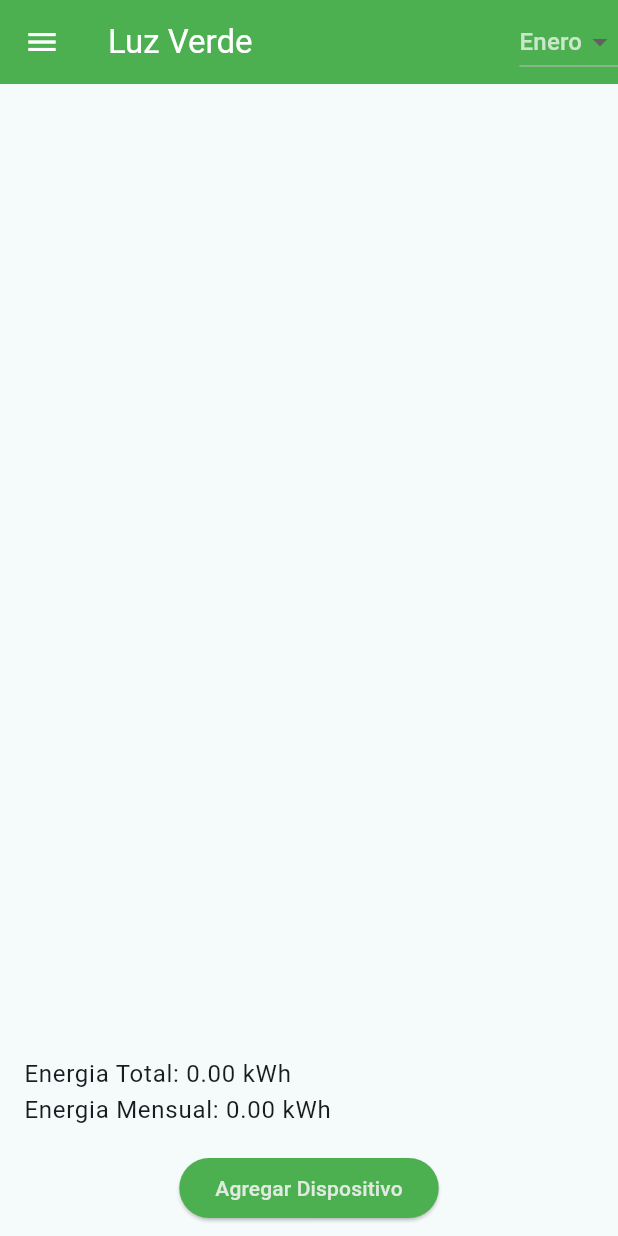
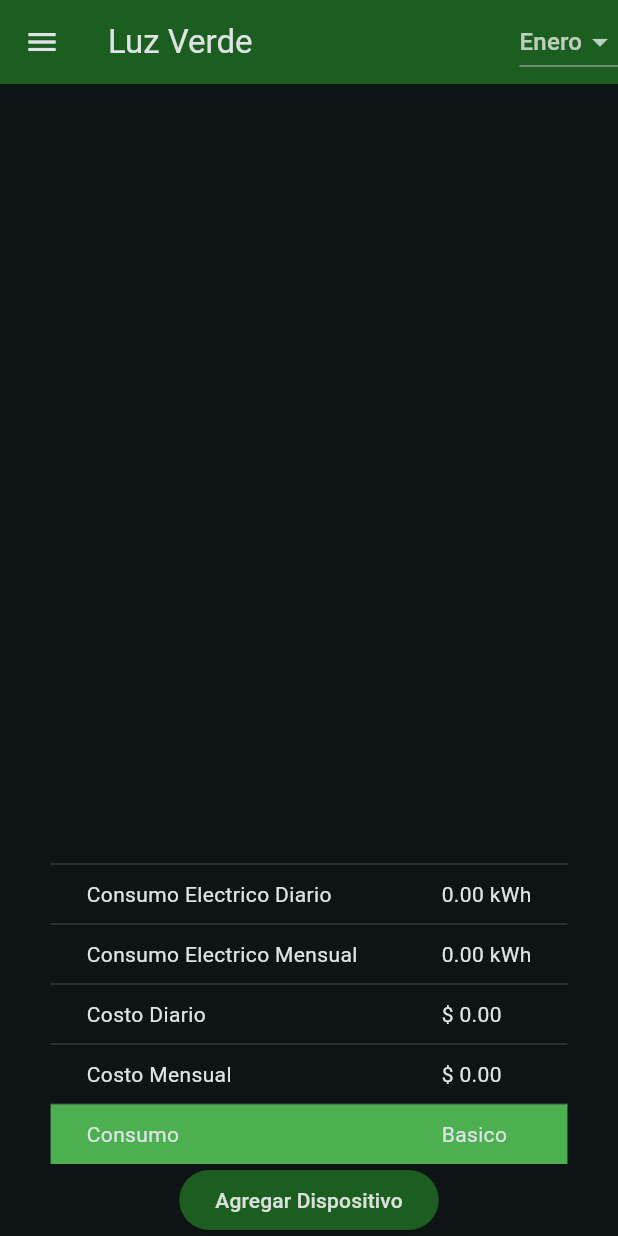
Before and after one commit to ElEdwinJSH/luz_verde_proyecto, a Flutter app: the screen it shows after launch, on a phone screen of 412 x 824 dp. Run offline on Flutter 3.47's test engine with Material 2 defaults, Android fonts, the phone set to English and light mode, and no system bars; our stand-ins replace flutter_slidable, sqflite, video_player; accounts and stored records are empty.

Commit message:
Costo Tarifas Listo

```diff
--- a/lib/providers/change_theme_provider.dart
+++ b/lib/providers/change_theme_provider.dart
@@ -1,7 +1,7 @@
 import 'package:flutter/cupertino.dart';
 
 class ChangeTheme with ChangeNotifier {
-  bool _isdarktheme = false;
+  bool _isdarktheme = true;
 
   bool get isdarktheme => _isdarktheme;
 
--- a/lib/screens/agregar_dispositivo_screen.dart
+++ b/lib/screens/agregar_dispositivo_screen.dart
@@ -107,8 +107,8 @@ class _AgregarDispositivoScreenState extends State<AgregarDispositivoScreen> {
                       final potencia = int.parse(_potenciaController.text);
                       final horasAlDia =
                           double.parse(_horasAlDiaController.text);
-                      final energiaDia =
-                          (potencia * horasAlDia) / 1000; // Convertir a kWh
+                      final energiaDia = (potencia * horasAlDia * cantidad) /
+                          1000; // Convertir a kWh
                       final nuevaCarga = CargaElectrica(
                         elemento: elemento,
                         cantidad: cantidad,
--- a/lib/screens/calculadora_screen.dart
+++ b/lib/screens/calculadora_screen.dart
@@ -1,10 +1,9 @@
-import 'dart:ffi';
-
+import 'dart:convert';
 import 'package:flutter/material.dart';
 import 'package:luz_verde_proyecto/providers/change_theme_provider.dart';
 import 'package:luz_verde_proyecto/providers/list_carga_electrica.dart';
 import 'package:luz_verde_proyecto/screens/agregar_dispositivo_screen.dart';
-import 'package:path/path.dart';
+
 import '../widgets/carga_item.dart';
 import 'package:provider/provider.dart';
 import '../widgets/widgets.dart';
@@ -21,9 +20,63 @@ class CalculadoraScreen extends StatefulWidget {
 class _CalculadoraScreenState extends State<CalculadoraScreen> {
   @override
   Widget build(BuildContext context) {
+    //providers
     final cargas = Provider.of<ListCargaElectricaProvider>(context);
     final changeTheme = Provider.of<ChangeTheme>(context);
-    double cargaTotal = 0.0;
+
+    //cargas
+    double cargaDiaria = 0.0;
+    for (var carga in cargas.items) {
+      cargaDiaria += carga.energiaDia;
+    }
+
+    //json
+
+    Map lista = jsonDecode('''{
+  "Basico": {
+    "Enero": "0.945",
+    "Febrero": "0.951",
+    "Marzo": "0.957",
+    "Abril": "0.963",
+    "Mayo": "0.969",
+    "Junio": "0.975",
+    "Julio": "0.981",
+    "Agosto": "0.987",
+    "Septiembre": "0.993",
+    "Octubre": "0.999",
+    "Noviembre": "1.005",
+    "Diciembre": "1.011"
+  },
+  "Intermedio": {
+    "Enero": "1.153",
+    "Febrero": "1.16",
+    "Marzo": "1.167",
+    "Abril": "1.174",
+    "Mayo": "1.181",
+    "Junio": "1.188",
+    "Julio": "1.195",
+    "Agosto": "1.203",
+    "Septiembre": "1.211",
+    "Octubre": "1.219",
+    "Noviembre": "1.227",
+    "Diciembre": "1.235"
+  },
+  "Excedente": {
+    "Enero": "3.367",
+    "Febrero": "3.388",
+    "Marzo": "3.409",
+    "Abril": "3.43",
+    "Mayo": "3.452",
+    "Junio": "3.474",
+    "Julio": "3.496",
+    "Agosto": "3.518",
+    "Septiembre": "3.54",
+    "Octubre": "3.562",
+    "Noviembre": "3.584",
+    "Diciembre": "3.607"
+  }
+}
+''');
 
     final List<String> meses = <String>[
       'Enero',
@@ -39,18 +92,50 @@ class _CalculadoraScreenState extends State<CalculadoraScreen> {
       'Noviembre',
       'Diciembre',
     ];
-    //String mesSeleccionado = "Enero";
 
-    for (var carga in cargas.items) {
-      cargaTotal += carga.energiaDia;
+    final Map<String, int> duracionMeses = {
+      'Enero': 31,
+      'Febrero': 28, // Se asume 28 días para febrero en un año no bisiesto
+      'Marzo': 31,
+      'Abril': 30,
+      'Mayo': 31,
+      'Junio': 30,
+      'Julio': 31,
+      'Agosto': 31,
+      'Septiembre': 30,
+      'Octubre': 31,
+      'Noviembre': 30,
+      'Diciembre': 31,
+    };
+    //tarifas
+    int tarifaStatus;
+    String mensajeConsumo;
+
+    double cargaMensual = cargaDiaria * duracionMeses[mesSeleccionado]!;
+
+    if (cargaMensual >= 141) {
+      tarifaStatus = 3;
+      mensajeConsumo = "Excedente";
+    } else if (cargaMensual >= 76) {
+      tarifaStatus = 2;
+      mensajeConsumo = "Intermedio";
+    } else {
+      tarifaStatus = 1;
+      mensajeConsumo = "Basico";
     }
+
+    double costoDiario =
+        cargaDiaria * double.parse(lista[mensajeConsumo][mesSeleccionado]!);
+    double costoMensual =
+        cargaMensual * double.parse(lista[mensajeConsumo][mesSeleccionado]!);
+    //
 
     return Theme(
         data: themeSetter(changeTheme),
         child: Scaffold(
           drawer: const NavDrawer(),
           appBar: AppBar(
-            title: const Text('Luz Verde'),
+            title: Text("Luz Verde"),
             actions: [
               DropdownButton<String>(
                   value: mesSeleccionado,
@@ -75,8 +160,7 @@ class _CalculadoraScreenState extends State<CalculadoraScreen> {
                       value: value,
                       child: Text(value),
                     );
-                }).toList(),
-              )
+                  }).toList()),
             ],
             //backgroundColor: Colors.green
           ),
@@ -90,12 +174,67 @@ class _CalculadoraScreenState extends State<CalculadoraScreen> {
                   },
                 ),
               ),
-              ListTile(
-                title: Text(
-                    'Energia Total: ${cargaTotal.toStringAsFixed(2)} kWh \nEnergia Mensual: ${(cargaTotal * 30).toStringAsFixed(2)} kWh'),
+              DataTable(
+                dividerThickness: 0,
+                dataRowMinHeight: 40,
+                dataRowMaxHeight: 40,
+                columns: const [
+                  DataColumn(label: Text('')),
+                  DataColumn(label: Text('')),
+                ],
+                rows: [
+                  DataRow(cells: [
+                    DataCell(Text('Consumo Electrico Diario')),
+                    DataCell(Text('${cargaDiaria.toStringAsFixed(2)} kWh')),
+                  ]),
+                  DataRow(cells: [
+                    DataCell(Text('Consumo Electrico Mensual')),
+                    DataCell(Text('${cargaMensual.toStringAsFixed(2)} kWh')),
+                  ]),
+                  DataRow(cells: [
+                    DataCell(Text('Costo Diario')),
+                    DataCell(Text('\$ ${costoDiario.toStringAsFixed(2)}')),
+                  ]),
+                  DataRow(cells: [
+                    DataCell(Text('Costo Mensual')),
+                    DataCell(Text('\$ ${costoMensual.toStringAsFixed(2)}')),
+                  ]),
+                  DataRow(
+                    color: MaterialStateProperty.all(
+                      (tarifaStatus == 1)
+                          ? Colors.green
+                          : (tarifaStatus) == 2
+                              ? Colors.deepOrange
+                              : Colors.red,
                     ),
+
+                    //for data row color
+                    cells: <DataCell>[
+                      DataCell(Text('Consumo')),
+                      DataCell(Text(mensajeConsumo)),
+                    ],
+                  ),
+                ],
+              ),
+              /*ListTile(
+                subtitle: Text(
+                    'Energía Total: ${cargaDiaria.toStringAsFixed(2)} kWh \nEnergía Mensual: ${(cargaDiaria * 30).toStringAsFixed(2)} kWh'),
+              ),*/
+
+              /*ListTile(
+                textColor: (tarifaStatus == 1)
+                    ? Colors.green
+                    : (tarifaStatus) == 2
+                        ? Colors.yellow
+                        : Colors.red,
+                title: (tarifaStatus == 1)
+                    ? const Text("Básico")
+                    : (tarifaStatus) == 2
+                        ? const Text("Intermedio")
+                        : const Text("Excedente"),
+              ),*/
               Padding(
-                padding: const EdgeInsets.all(8.0),
+                padding: const EdgeInsets.all(0.0),
                 child: ElevatedButton(
                   /* style: ButtonStyle(
                 backgroundColor: MaterialStateProperty.all(Colors.green),
@@ -110,72 +249,6 @@ class _CalculadoraScreenState extends State<CalculadoraScreen> {
           ),
         ));
   }
-
-//cambia el tema
-  themeSetter(changeTheme) {
-    return changeTheme.isdarktheme
-        ? ThemeData(
-            useMaterial3: true,
-            appBarTheme: AppBarTheme(backgroundColor: Colors.green.shade900),
-            colorScheme: ColorScheme.fromSeed(
-              seedColor: Colors.white,
-              brightness: Brightness.dark,
-            ),
-            drawerTheme: DrawerThemeData(backgroundColor: Colors.black54),
-            elevatedButtonTheme: ElevatedButtonThemeData(
-              style: ButtonStyle(
-                backgroundColor:
-                    MaterialStateProperty.all(Colors.green.shade900),
-                foregroundColor: MaterialStateProperty.all(
-                  const Color.fromARGB(228, 241, 241, 241),
-                ),
-              ),
-            ),
-          )
-        : ThemeData(
-            useMaterial3: true,
-            appBarTheme: const AppBarTheme(
-                backgroundColor: Colors.green,
-                titleTextStyle: TextStyle(
-                  color: Colors.white,
-                  fontSize: 22,
-                )),
-            drawerTheme: DrawerThemeData(backgroundColor: Colors.white),
-            iconButtonTheme: const IconButtonThemeData(
-                style: ButtonStyle(
-                    iconColor: MaterialStatePropertyAll(Colors.white))),
-            colorScheme: ColorScheme.fromSeed(
-              seedColor: Colors.white,
-              brightness: Brightness.light,
-            ),
-            elevatedButtonTheme: ElevatedButtonThemeData(
-              style: ButtonStyle(
-                backgroundColor: MaterialStateProperty.all(Colors.green),
-                foregroundColor: MaterialStateProperty.all(
-                  const Color.fromARGB(228, 241, 241, 241),
-                ),
-              ),
-            ),
-          );
-  }
-/*
-  // Función para agregar un dispositivWo
-  void _agregarDispositivo(BuildContext context) async {
-    final result =
-        await Navigator.of(context).pushNamed('/agregar_dispositivo');
-    if (result != null) {
-      setState(() {
-        cargas.add(result as CargaElectrica);
-      });
-    }
-  }
-
-  void _eliminarDispositivo(int index) {
-    setState(() {
-      cargas.removeAt(index);
-    });
-  }
-  */
 }
 
 class NavDrawer extends StatelessWidget {
@@ -227,3 +300,50 @@ class NavDrawer extends StatelessWidget {
     );
   }
 }
+
+//cambia el tema
+themeSetter(changeTheme) {
+  return changeTheme.isdarktheme
+      ? ThemeData(
+          useMaterial3: true,
+          appBarTheme: AppBarTheme(backgroundColor: Colors.green.shade900),
+          colorScheme: ColorScheme.fromSeed(
+            seedColor: Colors.white,
+            brightness: Brightness.dark,
+          ),
+          drawerTheme: const DrawerThemeData(backgroundColor: Colors.black54),
+          elevatedButtonTheme: ElevatedButtonThemeData(
+            style: ButtonStyle(
+              backgroundColor: MaterialStateProperty.all(Colors.green.shade900),
+              foregroundColor: MaterialStateProperty.all(
+                const Color.fromARGB(228, 241, 241, 241),
+              ),
+            ),
+          ),
+        )
+      : ThemeData(
+          useMaterial3: true,
+          appBarTheme: const AppBarTheme(
+              backgroundColor: Colors.green,
+              titleTextStyle: TextStyle(
+                color: Colors.white,
+                fontSize: 22,
+              )),
+          drawerTheme: DrawerThemeData(backgroundColor: Colors.white),
+          iconButtonTheme: const IconButtonThemeData(
+              style: ButtonStyle(
+                  iconColor: MaterialStatePropertyAll(Colors.white))),
+          colorScheme: ColorScheme.fromSeed(
+            seedColor: Colors.white,
+            brightness: Brightness.light,
+          ),
+          elevatedButtonTheme: ElevatedButtonThemeData(
+            style: ButtonStyle(
+              backgroundColor: MaterialStateProperty.all(Colors.green),
+              foregroundColor: MaterialStateProperty.all(
+                const Color.fromARGB(228, 241, 241, 241),
+              ),
+            ),
+          ),
+        );
+}
```
Also changed, not shown: assets/json/tarifa_1.json (renamed from lib/assets/json/tarifa_1.json). Lines whose indentation alone changed are shown as unchanged.
